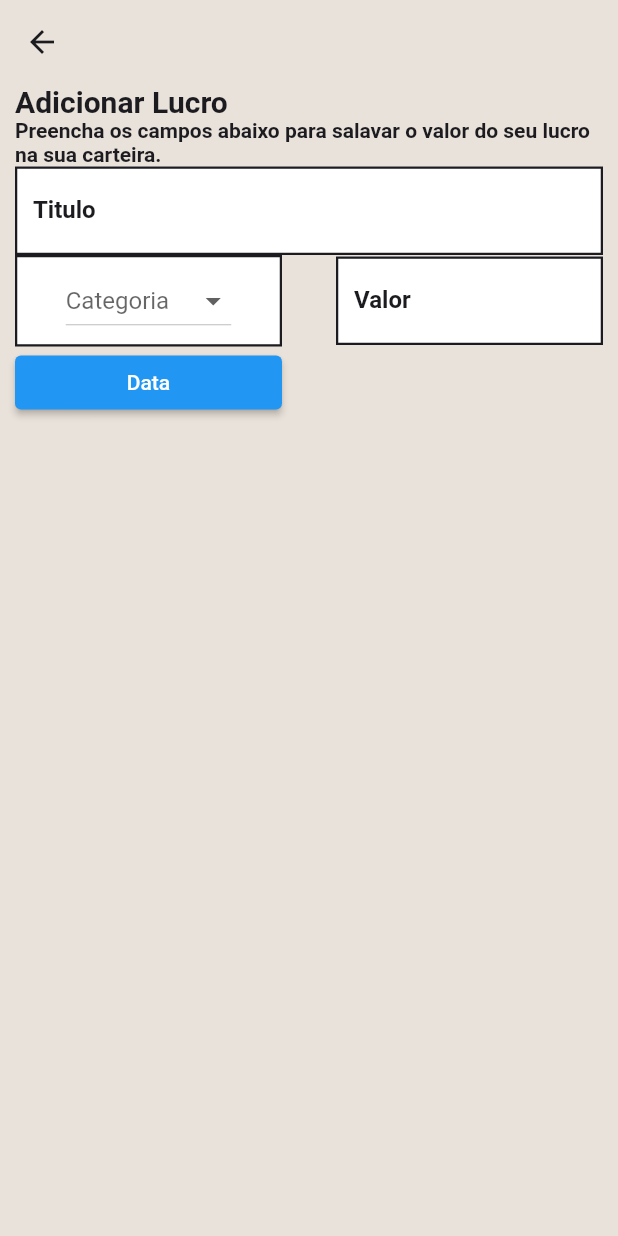
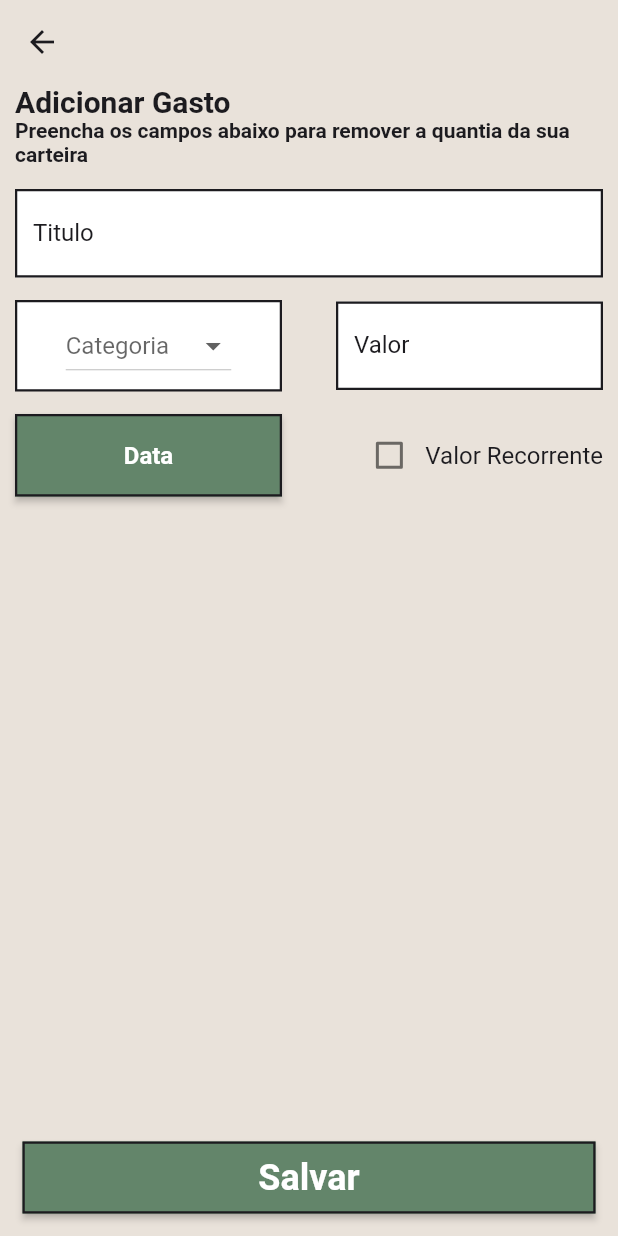
Before and after one commit to Ohlavrac/meu_dinheirinho, a Flutter app: the Wallet screen opened by its route, after a tap on "Adicionar Gasto", on a phone screen of 412 x 824 dp. Run offline on Flutter 3.47's test engine with Material 2 defaults, Android fonts, the phone set to English and light mode, and no system bars; our stand-ins replace google_fonts.

Commit message:
Codigo Atualizado

```diff
--- a/lib/iu/screens/add_wallet_moviment/add_wallet_moviment.dart
+++ b/lib/iu/screens/add_wallet_moviment/add_wallet_moviment.dart
@@ -1,7 +1,6 @@
 import 'package:flutter/material.dart';
-import 'package:meu_dinheirinho/data/entities/base_category_model.dart';
-import 'package:meu_dinheirinho/domain/entities/BaseCategory.dart';
 import 'package:meu_dinheirinho/iu/colors/app_colors.dart';
+import 'package:meu_dinheirinho/iu/widgets/large_text_field.dart';
 
 import '../../../data/data_source/data_source_base_category.dart';
 import '../../texts/app_texts.dart';
@@ -17,11 +16,13 @@ class _AddWalletMovimentState extends State<AddWalletMoviment> {
   String? _selectedItem;
   static DateTime now = DateTime.now();
   DateTime lastDateOfMonth = DateTime(now.year, now.month + 1, 0);
+  bool _repeat = false;
 
   @override
   DataSourceBaseCategory baseCategoryData = DataSourceBaseCategory();
   Widget build(BuildContext context) {
     var items = baseCategoryData.getKeys();
+    var isLucro = ModalRoute.of(context)!.settings.arguments as bool?;
 
     return Scaffold(
       backgroundColor: AppColors.backgroundColor,
@@ -33,28 +34,11 @@ class _AddWalletMovimentState extends State<AddWalletMoviment> {
             child: Column(
               crossAxisAlignment: CrossAxisAlignment.start,
               children: [
-                Text("Adicionar Lucro", style: AppTexts.title,),
-                Text("Preencha os campos abaixo para salavar o valor do seu lucro na sua carteira.", style: AppTexts.pageDescription,),
-                TextField(
-                  style: AppTexts.normal,
-                  decoration: InputDecoration(
-                    filled: true,
-                    fillColor: Colors.white,
-                    labelStyle: AppTexts.normal,
-                    border: OutlineInputBorder(
-                      borderRadius: BorderRadius.circular(0),
-                      borderSide: BorderSide(color: AppColors.textBlack, width: 1.5)
-                    ),
-                    enabledBorder: OutlineInputBorder(
-                      borderRadius: BorderRadius.circular(0),
-                      borderSide: BorderSide(color: AppColors.textBlack, width: 1.5)
-                    ),
-                    focusedBorder: OutlineInputBorder(
-                      borderRadius: BorderRadius.circular(0),
-                      borderSide: BorderSide(color: AppColors.primary, width: 1.5)
-                    ),
-                    labelText: 'Titulo',
-                  ),
+                Text(isLucro == true ? "Adicionar Lucro" : "Adicionar Gasto", style: AppTexts.title,),
+                Text(isLucro == true ? "Preencha os campos abaixo para salavar o valor do seu lucro na sua carteira.":"Preencha os campos abaixo para remover a quantia da sua carteira", style: AppTexts.pageDescription,),
+                const Padding(
+                  padding: EdgeInsets.symmetric(vertical: 15),
+                  child: LargeTextField(label: "Titulo", isNumberInput: false, width: double.infinity,)
                 ),
                 Row(
                   mainAxisAlignment: MainAxisAlignment.spaceBetween,
@@ -68,6 +52,7 @@ class _AddWalletMovimentState extends State<AddWalletMoviment> {
                       ),
                       child: Center(
                         child: DropdownButton<String>(
+                          elevation: 0,
                           focusColor: AppColors.textWhite,
                           dropdownColor: AppColors.textWhite,
                           hint: const Text("Categoria"),
@@ -86,51 +71,76 @@ class _AddWalletMovimentState extends State<AddWalletMoviment> {
                         ),
                       ),
                     ),
-                    SizedBox(
-                      width: 178,
-                      child: TextField(
-                        style: AppTexts.normal,
-                        decoration: InputDecoration(
-                          filled: true,
-                          fillColor: Colors.white,
-                          labelStyle: AppTexts.normal,
-                          border: OutlineInputBorder(
-                            borderRadius: BorderRadius.circular(0),
-                            borderSide: BorderSide(color: AppColors.textBlack, width: 1.5)
-                          ),
-                          enabledBorder: OutlineInputBorder(
-                            borderRadius: BorderRadius.circular(0),
-                            borderSide: BorderSide(color: AppColors.textBlack, width: 1.5)
-                          ),
-                          focusedBorder: OutlineInputBorder(
-                            borderRadius: BorderRadius.circular(0),
-                            borderSide: BorderSide(color: AppColors.primary, width: 1.5)
-                          ),
-                          labelText: 'Valor',
-                        ),
-                      ),
-                    ),
+                    const LargeTextField(label: "Valor", isNumberInput: true, width: 178)
                   ],
                 ),
+                const SizedBox(height: 15,),
                 Row(
                   mainAxisAlignment: MainAxisAlignment.spaceBetween,
                   children: [
                     SizedBox(
                       width: 178,
                       child: ElevatedButton(
+                        style: ElevatedButton.styleFrom(
+                          primary: AppColors.primary,
+                          shape: RoundedRectangleBorder(
+                            side: BorderSide(width: 1.5, color: AppColors.textBlack)
+                          ),
+                        ),
                         onPressed: () async {
                           showDatePicker(
                             firstDate: now,
                             initialDate: now,
                             lastDate: lastDateOfMonth, context: context,
                           );
-                        }, child: const Text("Data"),
+                        }, child: Padding(
+                          padding: const EdgeInsets.symmetric(vertical: 18),
+                          child: Text("Data", style: AppTexts.normal2,),
+                        ),
                       ),
+                    ),
+                    Row(
+                      mainAxisAlignment: MainAxisAlignment.center,
+                      children: [
+                        Checkbox(
+                          value: _repeat,
+                          onChanged: (value) {
+                            setState(() {
+                              _repeat = value!;
+                            });
+                          },
+                          activeColor: AppColors.primary,
+                        ),
+                        Text("Valor Recorrente", style: AppTexts.simple,)
+                      ],
                     ),
                   ],
                 ),
+                _repeat == true ?
+                const Padding(
+                  padding: EdgeInsets.symmetric(vertical: 15),
+                  child: LargeTextField(label: "Quantos meses ?", isNumberInput: true, width: double.infinity,)
+                ) :
+                const Text(""),
               ],
             ),
+          ),
+        ),
+      ),
+      bottomNavigationBar: Padding(
+        padding: const EdgeInsets.all(15),
+        child: ElevatedButton(
+          style: ElevatedButton.styleFrom(
+            primary: AppColors.primary,
+            shape: RoundedRectangleBorder(
+              side: BorderSide(width: 1.5, color: AppColors.textBlack)
+            ),
+          ),
+          onPressed: () async {
+
+          }, child: Padding(
+            padding: const EdgeInsets.symmetric(vertical: 10),
+            child: Text("Salvar", style: AppTexts.money,),
           ),
         ),
       ),
--- a/lib/iu/screens/screen_base.dart
+++ b/lib/iu/screens/screen_base.dart
@@ -1,5 +1,8 @@
 import 'package:flutter/material.dart';
 import 'package:meu_dinheirinho/iu/colors/app_colors.dart';
+import 'package:meu_dinheirinho/iu/screens/calendar/calendar.dart';
+import 'package:meu_dinheirinho/iu/screens/history/history.dart';
+import 'package:meu_dinheirinho/iu/screens/settings/settings.dart';
 import 'package:meu_dinheirinho/iu/screens/wallet/wallet.dart';
 
 class ScreenBase extends StatefulWidget {
@@ -14,9 +17,9 @@ class _ScreenBaseState extends State<ScreenBase> {
   int _selectedIndex = 0;
   static const  List<Widget> _screensList = [
     Wallet(),
-    Wallet(),
-    Wallet(),
-    Wallet(),
+    Calendar(),
+    History(),
+    Settings(),
   ];
 
   void _onTapItem(int index) {
--- a/lib/iu/screens/wallet/wallet.dart
+++ b/lib/iu/screens/wallet/wallet.dart
@@ -28,7 +28,7 @@ class _WalletState extends State<Wallet> {
               crossAxisAlignment: CrossAxisAlignment.start,
               children: [
                 Text("Minha Carteira", style: AppTexts.title,),
-                SizedBox(height: 10,),
+                const SizedBox(height: 10,),
                 Container(
                   padding: const EdgeInsets.symmetric(vertical: 8, horizontal: 10),
                   height: 115,
@@ -61,8 +61,8 @@ class _WalletState extends State<Wallet> {
                 Row(
                   mainAxisAlignment: MainAxisAlignment.spaceBetween,
                   children: [
-                    SquareCardButton(icon: const Icon(Icons.north_east, size: 50,), color: AppColors.primary, label: "Adicionar Lucro"),
-                    SquareCardButton(icon: const Icon(Icons.call_received, size: 50, color: Colors.red,), color: AppColors.textBlack, label: "Adicionar Gasto"),
+                    SquareCardButton(icon: const Icon(Icons.north_east, size: 50,), color: AppColors.primary, label: "Adicionar Lucro", redOrGreen: true,),
+                    SquareCardButton(icon: const Icon(Icons.call_received, size: 50, color: Colors.red,), color: AppColors.textBlack, label: "Adicionar Gasto", redOrGreen: false,),
                   ],
                 ),
                 const SizedBox(height: 20,),
--- a/lib/iu/texts/app_texts.dart
+++ b/lib/iu/texts/app_texts.dart
@@ -38,4 +38,9 @@ class AppTexts {
     fontWeight: FontWeight.bold,
     fontSize: 16
   );
+  static final simple = GoogleFonts.kumbhSans(
+    color: AppColors.textBlack,
+    fontWeight: FontWeight.normal,
+    fontSize: 16
+  );
 }
--- a/lib/iu/widgets/square_card_button.dart
+++ b/lib/iu/widgets/square_card_button.dart
@@ -7,13 +7,14 @@ class SquareCardButton extends StatelessWidget {
   final Icon icon;
   final Color color;
   final String label;
-  const SquareCardButton({Key? key, required this.icon, required this.color, required this.label}) : super(key: key);
+  final bool redOrGreen;
+  const SquareCardButton({Key? key, required this.icon, required this.color, required this.label, required this.redOrGreen}) : super(key: key);
 
   @override
   Widget build(BuildContext context) {
     return GestureDetector(
       onTap: () {
-        Navigator.pushNamed(context, "/addWalletMoviment");
+        Navigator.pushNamed(context, "/addWalletMoviment", arguments: redOrGreen);
       },
       child: Container(
         padding: const EdgeInsets.symmetric(vertical: 8, horizontal: 28),
```
